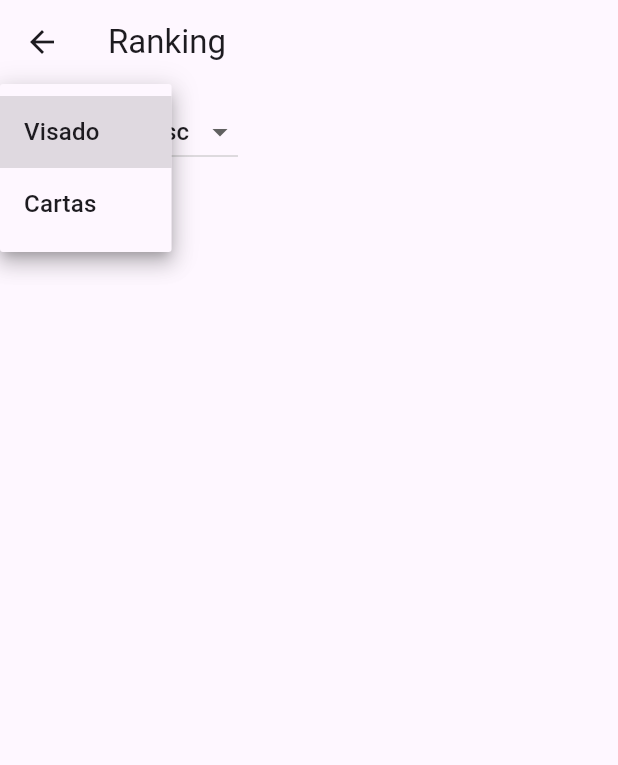
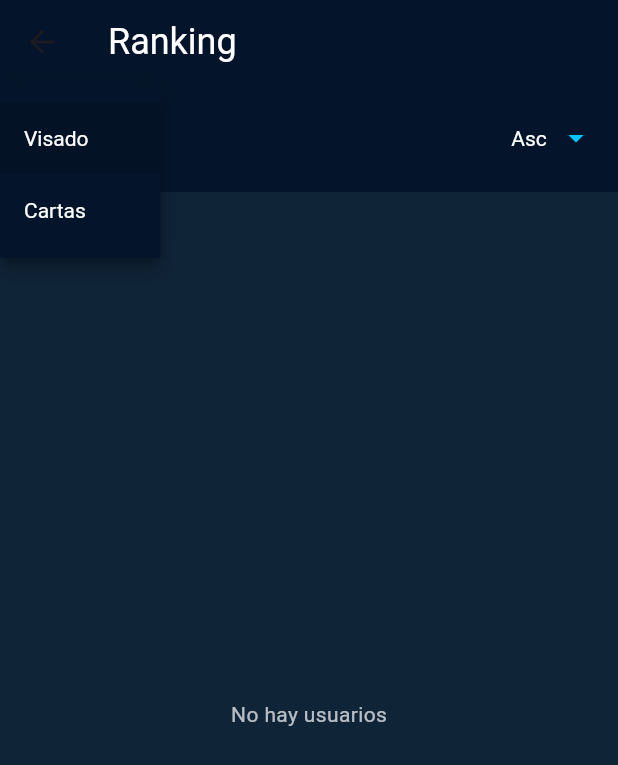
Before and after one commit to SergioPastora/Alice-in-Borderland, a Flutter app: the RankingPage screen opened directly, after a tap on "Visado", on a phone screen of 412 x 824 dp. Shown: the top 765 px of the screen. Run offline on Flutter 3.47's test engine with Material 3 defaults, Android fonts, the phone set to English and light mode, and no system bars; our stand-ins replace bloc, cloud_firestore, equatable, firebase_auth, firebase_core, flutter_bloc and 3 more; accounts and stored records are empty.

Commit message:
Algunas cosillas

```diff
--- a/alice_in_borderland/lib/features/ranking/presentation/pages/ranking_page.dart
+++ b/alice_in_borderland/lib/features/ranking/presentation/pages/ranking_page.dart
@@ -15,19 +15,37 @@ class _RankingPageState extends State<RankingPage> {
   bool _asc = true;
 
   @override
+  void initState() {
+    super.initState();
+    context.read<RankingCubit>().sortByVisado(true);
+  }
+
+  @override
   Widget build(BuildContext context) {
+    const bgColor = Color.fromARGB(255, 16, 36, 56);
+    const cardColor = Color.fromARGB(255, 4, 21, 43);
+    const accent = Color(0xFF00C4FF);
+
     return Scaffold(
-      appBar: AppBar(title: const Text('Ranking')),
+      backgroundColor: bgColor,
+      appBar: AppBar(
+        titleTextStyle: const TextStyle(color: Colors.white, fontSize: 24),
+        title: const Text('Ranking'),
+        backgroundColor: cardColor,
+      ),
       body: Column(
         children: [
-          // Controles de orden
-          Padding(
-            padding: const EdgeInsets.all(8),
+          Container(
+            color: cardColor,
+            padding: const EdgeInsets.symmetric(vertical: 12, horizontal: 16),
             child: Row(
               children: [
-                // Campo
                 DropdownButton<bool>(
+                  dropdownColor: cardColor,
                   value: _byVisado,
+                  underline: const SizedBox(),
+                  iconEnabledColor: accent,
+                  style: const TextStyle(color: Colors.white),
                   items: const [
                     DropdownMenuItem(value: true, child: Text('Visado')),
                     DropdownMenuItem(value: false, child: Text('Cartas')),
@@ -41,10 +59,13 @@ class _RankingPageState extends State<RankingPage> {
                     }
                   },
                 ),
-                const SizedBox(width: 16),
-                // Orden
+                const Spacer(),
                 DropdownButton<bool>(
+                  dropdownColor: cardColor,
                   value: _asc,
+                  underline: const SizedBox(),
+                  iconEnabledColor: accent,
+                  style: const TextStyle(color: Colors.white),
                   items: const [
                     DropdownMenuItem(value: true, child: Text('Asc')),
                     DropdownMenuItem(value: false, child: Text('Desc')),
@@ -62,7 +83,7 @@ class _RankingPageState extends State<RankingPage> {
             ),
           ),
 
-          // Lista
+          // — Lista de usuarios dentro de Cards con sombra suave —
           Expanded(
             child: BlocBuilder<RankingCubit, RankingState>(
               builder: (ctx, state) {
@@ -70,10 +91,20 @@ class _RankingPageState extends State<RankingPage> {
                   return const Center(child: CircularProgressIndicator());
                 }
                 if (state is RankingError) {
-                  return Center(child: Text(state.message));
+                  return Center(
+                      child: Text(state.message,
+                          style: const TextStyle(color: Colors.white)));
                 }
                 final users = (state as RankingData).users;
-                return ListView.builder(
+                if (users.isEmpty) {
+                  return const Center(
+                    child: Text('No hay usuarios',
+                        style: TextStyle(color: Colors.white70)),
+                  );
+                }
+                return ListView.separated(
+                  padding: const EdgeInsets.all(8),
+                  separatorBuilder: (_, __) => const SizedBox(height: 8),
                   itemCount: users.length,
                   itemBuilder: (ctx, i) {
                     final u = users[i];
@@ -81,16 +112,28 @@ class _RankingPageState extends State<RankingPage> {
                     final days = rem.inDays;
                     final hrs = rem.inHours % 24;
                     final mins = rem.inMinutes % 60;
-                    return ListTile(
-                      title: Text(u.nombre),
-                      subtitle: Text(
-                        'Grupo: ${u.grupoId ?? "-"}  '
-                        'Visado: ${days}d ${hrs}h ${mins}m  '
-                        'Cartas: ${u.cartasGanadas.length}',
+                    return Card(
+                      color: cardColor,
+                      shape: RoundedRectangleBorder(
+                          borderRadius: BorderRadius.circular(12)),
+                      elevation: 4,
+                      child: ListTile(
+                        contentPadding: const EdgeInsets.symmetric(
+                            vertical: 8, horizontal: 16),
+                        title: Text(u.nombre,
+                            style: const TextStyle(
+                                color: Colors.white, fontSize: 18)),
+                        subtitle: Text(
+                          'Grupo: ${u.grupoId ?? "-"}   '
+                          'Visado: ${days}d ${hrs}h ${mins}m   '
+                          'Cartas: ${u.cartasGanadas.length}',
+                          style: const TextStyle(color: Colors.white70),
+                        ),
+                        trailing: Icon(Icons.chevron_right, color: accent),
+                        onTap: () {
+                          // TODO: Detalle en popup o nueva página...
+                        },
                       ),
-                      onTap: () {
-                        // detalle en popup o página
-                      },
                     );
                   },
                 );
```
Also changed, not shown: alice_in_borderland/lib/features/admin/presentation/pages/admin_page.dart (+92 -2 lines), alice_in_borderland/lib/features/gallery/presentation/gallery_page.dart (+10 -5 lines), alice_in_borderland/lib/features/gallery/presentation/widgets/card_popup.dart (added, +93 -0 lines), alice_in_borderland/lib/features/splash/presentation/pages/splash_page.dart (+9 -12 lines), alice_in_borderland/pubspec.yaml (+9 -0 lines), alice_in_borderland/assets/logo.jpg (added), alice_in_borderland/assets/splash_bg.jpg (added), alice_in_borderland/pubspec.lock, 32 other files.
